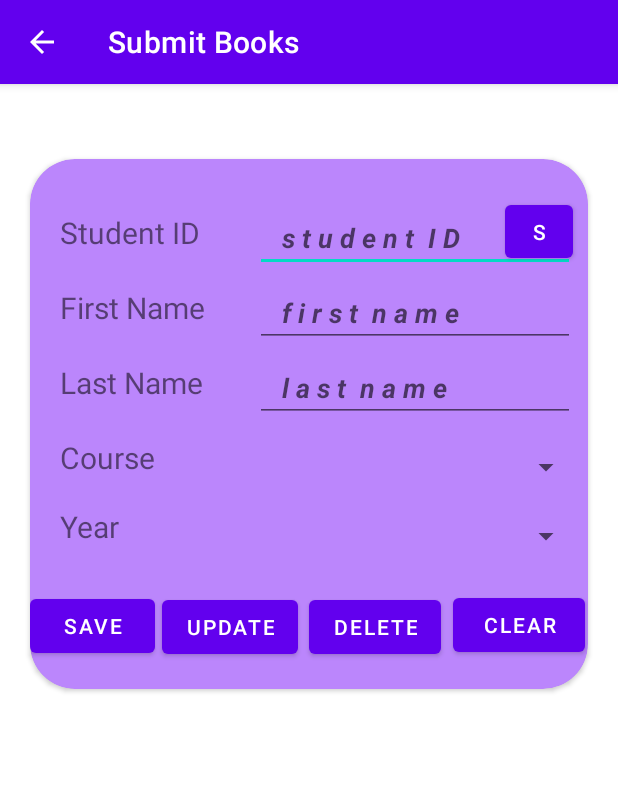
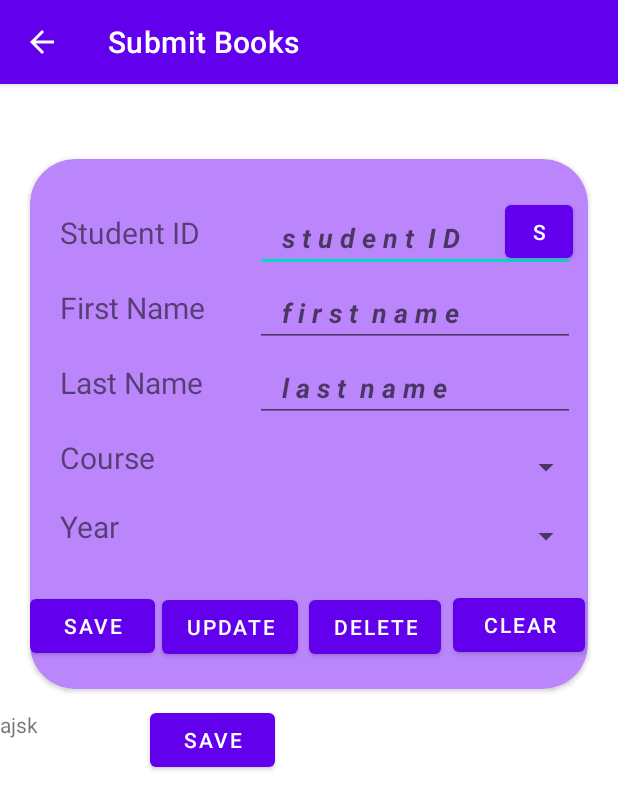
Before and after one commit to Aryan568/LMS-Android-, an Android app: the SubmitBooks screen opened directly, with no data from a screen before it, on a phone screen of 412 x 824 dp. Shown: the top 810 px of the screen. Run offline under Robolectric (Android 15) with nearby library versions, the phone set to English and light mode, and no system bars.

Commit message:
Library CRUD Application(Android)

```diff
--- a/app/src/main/res/layout/activity_submit_books.xml
+++ b/app/src/main/res/layout/activity_submit_books.xml
@@ -1,26 +1,20 @@
 <?xml version="1.0" encoding="utf-8"?>
-<androidx.constraintlayout.widget.ConstraintLayout xmlns:android="http://schemas.android.com/apk/res/android"
+<ScrollView xmlns:android="http://schemas.android.com/apk/res/android"
     xmlns:app="http://schemas.android.com/apk/res-auto"
     xmlns:tools="http://schemas.android.com/tools"
     android:layout_width="match_parent"
     android:layout_height="match_parent"
     tools:context=".SubmitBooks">
 
-    <ScrollView
+    <LinearLayout
         android:layout_width="match_parent"
         android:layout_height="match_parent"
-        app:layout_constraintBottom_toBottomOf="parent"
-        app:layout_constraintEnd_toEndOf="parent"
-        app:layout_constraintHorizontal_bias="0.0"
-        app:layout_constraintStart_toStartOf="parent"
-        app:layout_constraintTop_toTopOf="parent"
-        app:layout_constraintVertical_bias="0.086">
-
+        android:orientation="vertical">
         <androidx.cardview.widget.CardView
             android:layout_width="match_parent"
             android:layout_height="match_parent"
+            android:layout_marginHorizontal="20dp"
             android:layout_marginTop="50dp"
-            android:layout_marginHorizontal="20dp"
             android:backgroundTint="@color/purple_200"
             app:cardCornerRadius="30dp">
 
@@ -257,7 +251,73 @@
 
             </LinearLayout>
         </androidx.cardview.widget.CardView>
-    </ScrollView>
+            <LinearLayout
+                android:layout_width="match_parent"
+                android:layout_height="325dp">
+
+                <TextView
+                    android:layout_width="100dp"
+                    android:layout_height="50dp"
+                    android:text="ajsk"/>
+
+                <Button
+                    android:id="@+id/b11"
+                    android:layout_width="83dp"
+                    android:layout_height="wrap_content"
+                    android:layout_marginLeft="0dp"
+                    android:layout_marginTop="10dp"
+                    android:text="Save"
+                    app:layout_constraintBottom_toBottomOf="parent"
+                    app:layout_constraintEnd_toEndOf="parent"
+                    app:layout_constraintHorizontal_bias="0.154"
+                    app:layout_constraintStart_toStartOf="parent"
+                    app:layout_constraintTop_toTopOf="parent"
+                    app:layout_constraintVertical_bias="0.764" />
+
+                <Button
+                    android:id="@+id/b12"
+                    android:layout_width="wrap_content"
+                    android:layout_height="wrap_content"
+                    android:layout_marginLeft="88dp"
+                    android:layout_marginTop="-47dp"
+                    android:onClick="updateOnClick"
+                    android:text="Update"
+                    app:layout_constraintBottom_toBottomOf="parent"
+                    app:layout_constraintEnd_toEndOf="parent"
+                    app:layout_constraintHorizontal_bias="0.691"
+                    app:layout_constraintStart_toStartOf="parent"
+                    app:layout_constraintTop_toTopOf="parent"
+                    app:layout_constraintVertical_bias="0.78" />
+
+                <Button
+                    android:id="@+id/b13"
+                    android:layout_width="wrap_content"
+                    android:layout_height="wrap_content"
+                    android:layout_marginLeft="186dp"
+                    android:layout_marginTop="-48dp"
+                    android:text="Delete"
+                    app:layout_constraintBottom_toBottomOf="parent"
+                    app:layout_constraintEnd_toEndOf="parent"
+                    app:layout_constraintHorizontal_bias="0.155"
+                    app:layout_constraintStart_toStartOf="parent"
+                    app:layout_constraintTop_toTopOf="parent"
+                    app:layout_constraintVertical_bias="0.887" />
+
+                <Button
+                    android:id="@+id/b14"
+                    android:layout_width="wrap_content"
+                    android:layout_height="wrap_content"
+                    android:layout_marginLeft="282dp"
+                    android:layout_marginTop="-49dp"
+                    android:text="Clear"
+                    app:layout_constraintBottom_toBottomOf="parent"
+                    app:layout_constraintEnd_toEndOf="parent"
+                    app:layout_constraintHorizontal_bias="0.681"
+                    app:layout_constraintStart_toStartOf="parent"
+                    app:layout_constraintTop_toTopOf="parent"
+                    app:layout_constraintVertical_bias="0.9" />
 
 
-</androidx.constraintlayout.widget.ConstraintLayout>
+            </LinearLayout>
+    </LinearLayout>
+</ScrollView>
```
